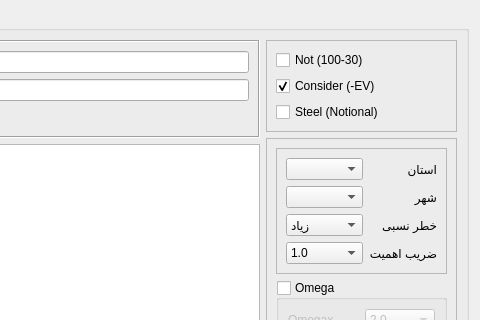
Qt form widgets/define/create_load_combinations.ui (ebrahimraeyat/civilTools) before a commit; both pictures show x 584 to 1064 and y 0 to 320 of the 1064 by 717 pixel window.
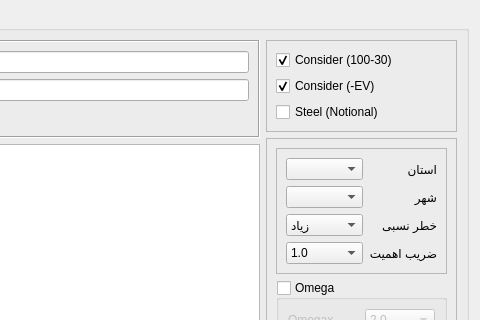
The same form after that commit. Icons and pictures are not drawn. Custom widgets are drawn as their Qt base class.

Commit message: Rename 100-30 consideration for better understanding

What changed in the file:
```diff
--- a/widgets/define/create_load_combinations.ui
+++ b/widgets/define/create_load_combinations.ui
@@ -737,7 +737,10 @@
           <item>
            <widget class="QCheckBox" name="separate_direction">
             <property name="text">
-             <string>Not (100-30)</string>
+             <string>Consider (100-30)</string>
+            </property>
+            <property name="checked">
+             <bool>true</bool>
             </property>
            </widget>
           </item>
```
The commit also changes 1 other file.
